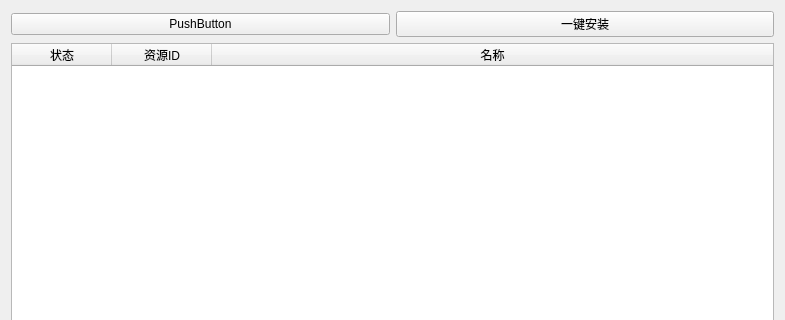
This is ui_design/server_interface.ui in Re-Ch-Love/pavlov-toolbox as Qt 5 draws it before an edit; both pictures show x 0 to 785 and y 0 to 320 of the 785 by 482 pixel window. The edited form follows.
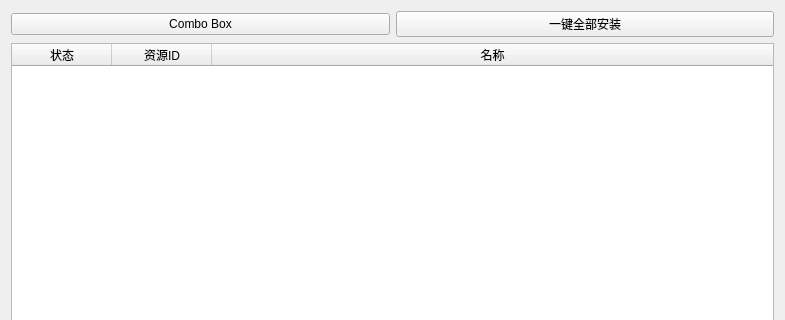
This is the edited form. Custom widgets are drawn as their Qt base class.

Commit message: 重构Mod安装部分的代码和架构，优化了界面刷新逻辑，使得切换界面时可以刷新上面的内容

```diff
--- a/ui_design/server_interface.ui
+++ b/ui_design/server_interface.ui
@@ -19,14 +19,14 @@
      <item>
       <widget class="ComboBox" name="serverComboBox">
        <property name="text">
-        <string>PushButton</string>
+        <string>Combo Box</string>
        </property>
       </widget>
      </item>
      <item>
       <widget class="PrimaryPushButton" name="installButton">
        <property name="text">
-        <string>一键安装</string>
+        <string>一键全部安装</string>
        </property>
       </widget>
      </item>
```
Left out of the diff: 2 changed lines with no effect on the pictures. The commit also changes 67 other files.
